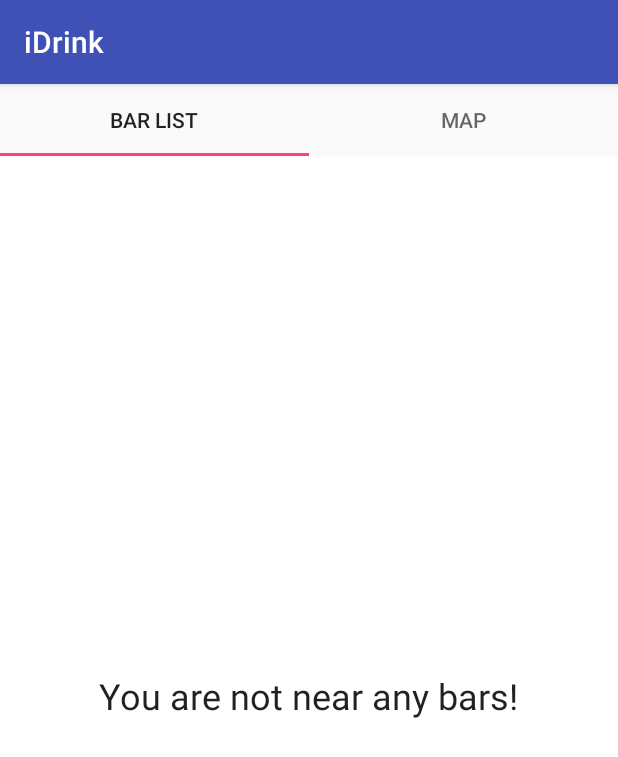
After one commit to job-interviews/idrink, an Android app: the fragment NoBarsFragment placed in its activity, on a phone screen of 412 x 824 dp. The commit adds this screen. Shown: the top 757 px of the screen. Run offline under Robolectric (Android 15) with nearby library versions, the phone set to English and light mode, and no system bars; our stand-ins replace ButterKnife, Dagger/Hilt's generated code, Timber; libraries missing offline, so code that uses them is left out: com.squareup.leakcanary, rx.android.schedulers, rx.schedulers; 1 statement that could not run was skipped.

Commit message:
Fixed keys for Google Console. Display no bars fragment.

```diff
--- a/app/src/main/AndroidManifest.xml
+++ b/app/src/main/AndroidManifest.xml
@@ -24,7 +24,7 @@
 
         <meta-data
             android:name="com.google.android.geo.API_KEY"
-            android:value="AIzaSyAnD3IeyupKFwmlPDyj6TZy0coewFn1qdM"/>
+            android:value="AIzaSyCvKpebK_Pvd75WRVIOdcZCtMTezmSwNeA"/>
 
         <meta-data
             android:name="com.google.android.gms.version"
--- a/app/src/main/java/com/nmp90/idrink/mvp/bars/BarsPresenter.java
+++ b/app/src/main/java/com/nmp90/idrink/mvp/bars/BarsPresenter.java
@@ -79,6 +79,7 @@ public class BarsPresenter extends BasePresenter<BarsContract.View> implements B
                     .observeOn(AndroidSchedulers.mainThread())
                     .subscribe(bars -> {
                         if(view.isActive()) {
+
                             List<Bar> results = bars.getResults();
                             if (results == null || results.size() == 0) {
                                 view.displayNoBars();
--- a/app/src/main/java/com/nmp90/idrink/ui/activities/MainActivity.java
+++ b/app/src/main/java/com/nmp90/idrink/ui/activities/MainActivity.java
@@ -16,6 +16,7 @@ import com.nmp90.idrink.mvp.bars.BarsContract;
 import com.nmp90.idrink.ui.adapters.MainPagerAdapter;
 import com.nmp90.idrink.ui.fragments.BarListFragment;
 import com.nmp90.idrink.ui.fragments.BarMapFragment;
+import com.nmp90.idrink.ui.fragments.NoBarsFragment;
 
 import java.util.List;
 
@@ -82,7 +83,7 @@ public class MainActivity extends BaseActivity implements BarsContract.View {
 
     @Override
     public void displayNoBars() {
-
+        getSupportFragmentManager().beginTransaction().add(R.id.container, NoBarsFragment.newInstance()).commit();
     }
 
     @Override
--- /dev/null
+++ b/app/src/main/java/com/nmp90/idrink/ui/fragments/NoBarsFragment.java
@@ -0,0 +1,26 @@
+package com.nmp90.idrink.ui.fragments;
+
+import android.os.Bundle;
+import android.support.annotation.Nullable;
+import android.view.LayoutInflater;
+import android.view.View;
+import android.view.ViewGroup;
+
+import com.nmp90.idrink.R;
+
+/**
+ * Created by joro on 26.08.16.
+ */
+
+public class NoBarsFragment extends BaseFragment {
+    public static NoBarsFragment newInstance() {
+        return new NoBarsFragment();
+    }
+
+    @Nullable
+    @Override
+    public View onCreateView(LayoutInflater inflater, @Nullable ViewGroup container, @Nullable Bundle savedInstanceState) {
+        View view = inflater.inflate(R.layout.fragment_no_bars, container, false);
+        return view;
+    }
+}
--- a/app/src/main/res/layout/activity_main.xml
+++ b/app/src/main/res/layout/activity_main.xml
@@ -14,10 +14,15 @@
         android:layout_width="match_parent">
     </android.support.design.widget.TabLayout>
 
-    <android.support.v4.view.ViewPager
-        android:id="@+id/viewpager"
+    <FrameLayout
+        android:id="@+id/container"
         android:layout_width="match_parent"
-        android:layout_height="match_parent"
-        android:background="@android:color/white" />
+        android:layout_height="match_parent">
+        <android.support.v4.view.ViewPager
+            android:id="@+id/viewpager"
+            android:layout_width="match_parent"
+            android:layout_height="match_parent"
+            android:background="@android:color/white" />
+    </FrameLayout>
 
 </LinearLayout>
--- /dev/null
+++ b/app/src/main/res/layout/fragment_no_bars.xml
@@ -0,0 +1,13 @@
+<?xml version="1.0" encoding="utf-8"?>
+<RelativeLayout xmlns:android="http://schemas.android.com/apk/res/android"
+    android:orientation="vertical" android:layout_width="match_parent"
+    android:layout_height="match_parent">
+
+    <android.support.v7.widget.AppCompatTextView
+        style="@style/TextAppearance.AppCompat.Headline"
+        android:text="@string/you_are_not_near_any_bars"
+        android:layout_centerInParent="true"
+        android:layout_width="wrap_content"
+        android:layout_height="wrap_content" />
+
+</RelativeLayout>
--- a/app/src/main/res/values/strings.xml
+++ b/app/src/main/res/values/strings.xml
@@ -6,4 +6,5 @@
     <string formatted="true" name="bar_distance_format">%.02f km</string>
     <string name="message_location_needed">We need your location to display the bars around you!</string>
     <string name="OK">OK</string>
+    <string name="you_are_not_near_any_bars">You are not near any bars!</string>
 </resources>
```
